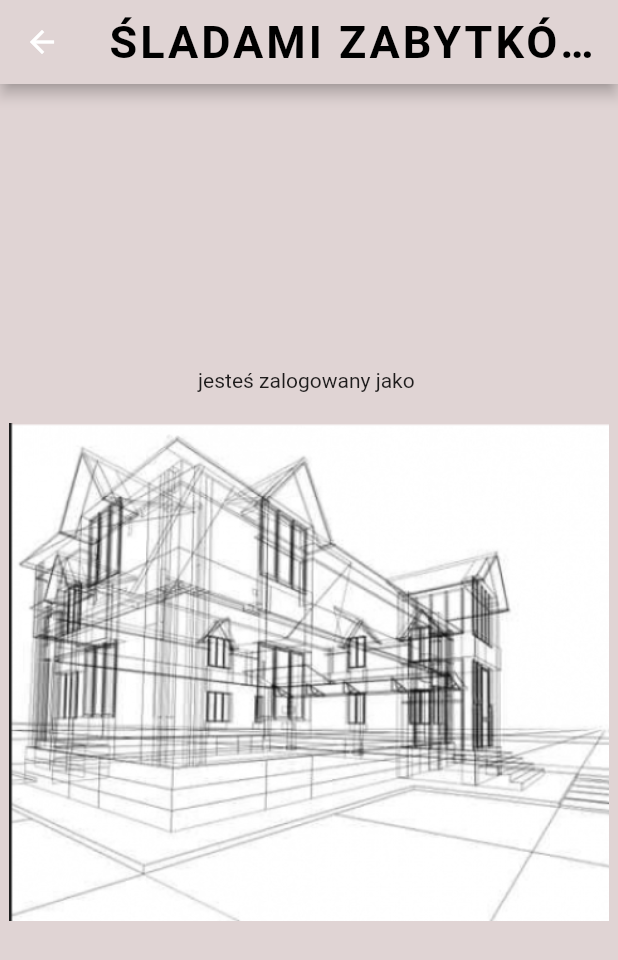
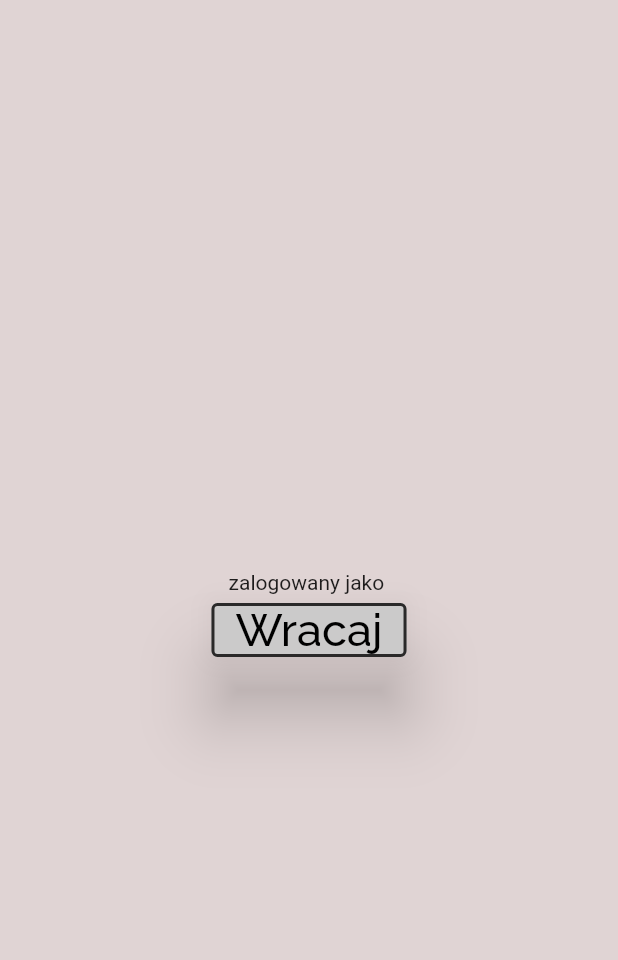
Before and after one commit to sandramachnikowska/sladami_zabytkow, a Flutter app: the screen it shows after launch, after a tap on "Wejdź", on a phone screen of 412 x 824 dp. Shown: the top 960 px of the screen. Run offline on Flutter 3.47's test engine with Material 2 defaults, Android fonts, the light colour scheme and no system bars; our stand-ins replace firebase_auth, firebase_core, google_fonts; accounts and stored records are empty; Roboto replaces fonts that are missing (Grenze).

Commit message:
Organise files

```diff
--- a/lib/app/first/first_page.dart
+++ /dev/null
@@ -1,13 +0,0 @@
-import 'package:flutter/material.dart';
-import 'package:sladami_zabytkow/main.dart';
-
-class FirstPage extends StatelessWidget {
-  const FirstPage({
-    super.key,
-  });
-
-  @override
-  Widget build(BuildContext context) {
-    return const LoginPage();
-  }
-}
--- a/lib/app/home/home_page.dart
+++ b/lib/app/home/home_page.dart
@@ -14,29 +14,31 @@ class HomePage extends StatelessWidget {
   Widget build(BuildContext context) {
     return Scaffold(
       backgroundColor: const Color.fromRGBO(224, 212, 212, 1),
-      appBar: AppBar(
-        backgroundColor: const Color.fromRGBO(224, 212, 212, 1),
-        title: Text(
-          'ŚLADAMI ZABYTKÓW',
-          style: GoogleFonts.grenze(
-            letterSpacing: 2,
-            fontSize: 30,
-            fontWeight: FontWeight.bold,
-            color: Colors.black,
-          ),
-        ),
-      ),
       body: Center(
         child: Column(
           mainAxisAlignment: MainAxisAlignment.center,
           children: [
-            Text('jesteś zalogowany jako ${user.email}'),
-            const SizedBox(height: 20),
-            const Image(
-              image: AssetImage('image/arch.png'),
-              width: 400,
+            Text(
+              'zalogowany jako ${user.email}',
             ),
-            const SizedBox(height: 20),
+            ElevatedButton(
+              style: ElevatedButton.styleFrom(
+                backgroundColor: const Color.fromRGBO(203, 202, 202, 1),
+                side: const BorderSide(
+                    width: 2, color: Color.fromARGB(255, 42, 41, 41)),
+                elevation: 20,
+              ),
+              child: Text(
+                'Wracaj',
+                style: GoogleFonts.raleway(
+                  fontSize: 30,
+                  color: Colors.black,
+                ),
+              ),
+              onPressed: () {
+                Navigator.of(context).pop();
+              },
+            ),
           ],
         ),
       ),
--- a/lib/main.dart
+++ b/lib/main.dart
@@ -2,6 +2,8 @@ import 'package:firebase_auth/firebase_auth.dart';
 import 'package:flutter/material.dart';
 import 'package:google_fonts/google_fonts.dart';
 import 'package:firebase_core/firebase_core.dart';
+import 'app/home/home_page.dart';
+import 'app/login/login_page2.dart';
 import 'firebase_options.dart';
 
 void main() async {
@@ -71,7 +73,7 @@ class WelcomePage extends StatelessWidget {
               onPressed: () {
                 Navigator.of(context).push(
                   MaterialPageRoute(
-                    builder: (_) => const FirstPage(),
+                    builder: (_) => const LoginPage(),
                   ),
                 );
               },
@@ -83,19 +85,19 @@ class WelcomePage extends StatelessWidget {
   }
 }
 
-class FirstPage extends StatelessWidget {
-  const FirstPage({
+class LoginPage extends StatelessWidget {
+  const LoginPage({
     super.key,
   });
 
   @override
   Widget build(BuildContext context) {
-    return const LoginPage();
+    return const RootPage();
   }
 }
 
-class LoginPage extends StatelessWidget {
-  const LoginPage({
+class RootPage extends StatelessWidget {
+  const RootPage({
     super.key,
   });
 
@@ -106,66 +108,9 @@ class LoginPage extends StatelessWidget {
         builder: (context, snapshot) {
           final user = snapshot.data;
           if (user == null) {
-            return const RegisterPage();
+            return const LoginPage2();
           }
           return HomePage(user: user);
         });
   }
 }
-
-class HomePage extends StatelessWidget {
-  const HomePage({
-    super.key,
-    required this.user,
-  });
-
-  final User user;
-
-  @override
-  Widget build(BuildContext context) {
-    return Scaffold(
-      backgroundColor: const Color.fromRGBO(224, 212, 212, 1),
-      appBar: AppBar(
-        backgroundColor: const Color.fromRGBO(224, 212, 212, 1),
-        title: Text(
-          'ŚLADAMI ZABYTKÓW',
-          style: GoogleFonts.grenze(
-            letterSpacing: 2,
-            fontSize: 30,
-            fontWeight: FontWeight.bold,
-            color: Colors.black,
-          ),
-        ),
-      ),
-      body: Center(
-        child: Column(
-          mainAxisAlignment: MainAxisAlignment.center,
-          children: [
-            Text('jesteś zalogowany jako ${user.email}'),
-            const SizedBox(height: 20),
-            const Image(
-              image: AssetImage('image/arch.png'),
-              width: 400,
-            ),
-            const SizedBox(height: 20),
-          ],
-        ),
-      ),
-    );
-  }
-}
-
-class RegisterPage extends StatelessWidget {
-  const RegisterPage({
-    super.key,
-  });
-
-  @override
-  Widget build(BuildContext context) {
-    return const Scaffold(
-      body: Center(
-        child: Text('Jesteś niezalogowany'),
-      ),
-    );
-  }
-}
```
Also changed, not shown: lib/app/login/login_page.dart (deleted, +0 -22 lines), lib/app/login/login_page2.dart (renamed from lib/app/register/register_page.dart, +5 -3 lines), lib/app/welcome/welcome_page.dart (deleted, +0 -59 lines).
